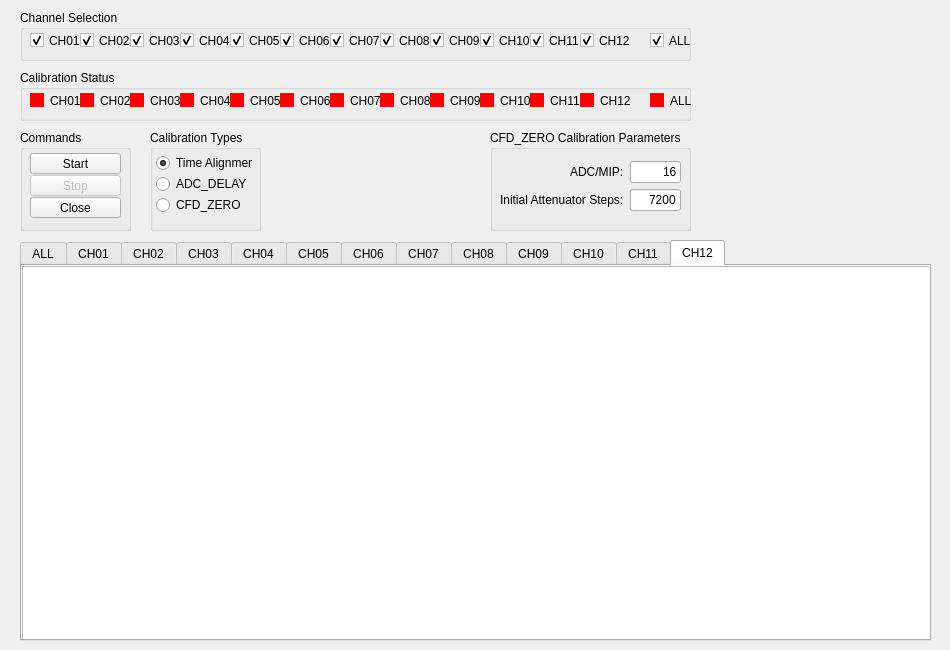
Before: the Qt Designer form calibration.ui in Nikitavoz/HistogramsReader, drawn with Qt 5.
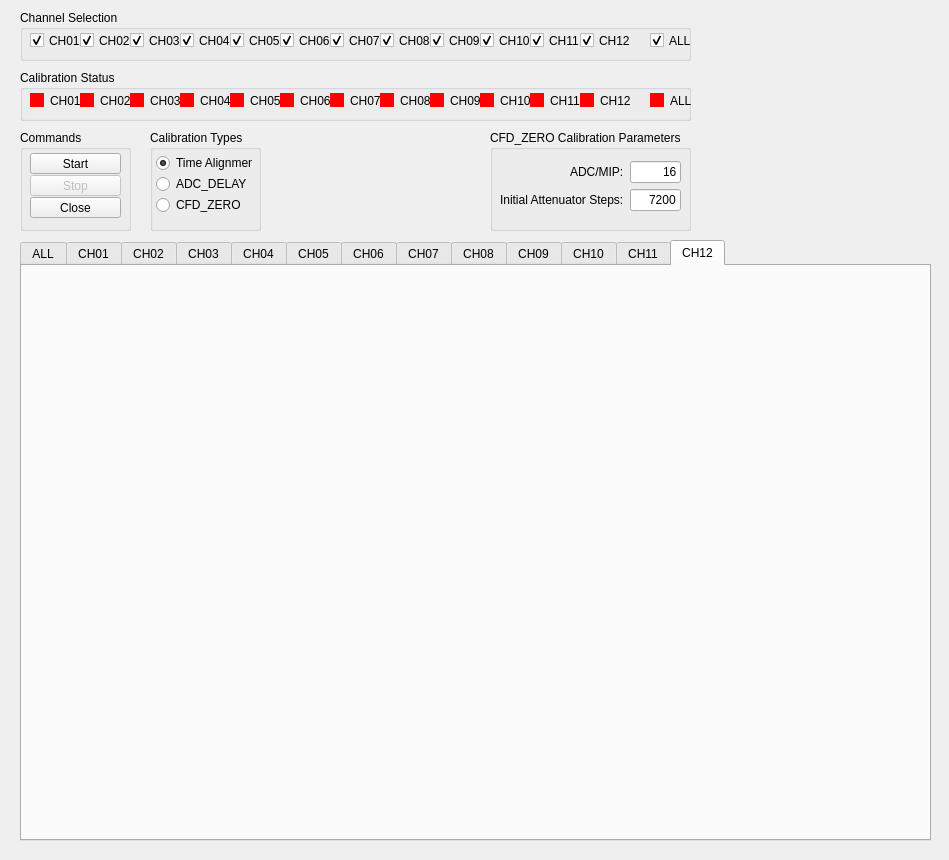
After: the same form once the commit is applied. The open tabs and pages were chosen to show the change.

Diff of the .ui file:
```diff
--- a/calibration.ui
+++ b/calibration.ui
@@ -6,8 +6,8 @@
    <rect>
     <x>0</x>
     <y>0</y>
-    <width>950</width>
-    <height>650</height>
+    <width>949</width>
+    <height>860</height>
    </rect>
   </property>
   <property name="sizePolicy">
@@ -666,7 +666,7 @@
      <x>20</x>
      <y>240</y>
      <width>911</width>
-     <height>401</height>
+     <height>601</height>
     </rect>
    </property>
    <property name="currentIndex">
@@ -934,22 +934,6 @@
     <attribute name="title">
      <string>CH12</string>
     </attribute>
-    <widget class="QPlainTextEdit" name="plainTextEditCH12">
-     <property name="geometry">
-      <rect>
-       <x>0</x>
-       <y>0</y>
-       <width>911</width>
-       <height>381</height>
-      </rect>
-     </property>
-     <property name="readOnly">
-      <bool>true</bool>
-     </property>
-     <property name="textInteractionFlags">
-      <set>Qt::NoTextInteraction</set>
-     </property>
-    </widget>
    </widget>
   </widget>
  </widget>
```
Left out of the diff: 180 changed lines with no effect on the pictures.
